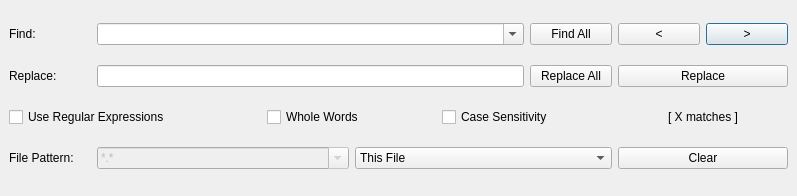
Old version of the form src/searchwidget.ui in the repository GAMS-dev/studio.
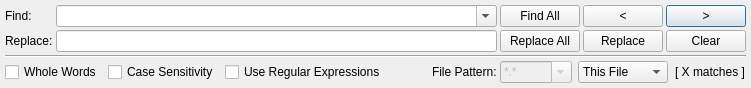
New version of the form.

Commit message:
tweaked layout and positioning of search widget,
tweaked size of settings widget

```diff
--- a/src/searchwidget.ui
+++ b/src/searchwidget.ui
@@ -6,8 +6,8 @@
    <rect>
     <x>0</x>
     <y>0</y>
-    <width>797</width>
-    <height>196</height>
+    <width>1121</width>
+    <height>132</height>
    </rect>
   </property>
   <property name="windowTitle">
@@ -17,15 +17,32 @@
    <bool>true</bool>
   </property>
   <layout class="QGridLayout" name="gridLayout">
-   <item row="0" column="0">
-    <widget class="QLabel" name="label">
-     <property name="text">
-      <string>Find:</string>
-     </property>
-    </widget>
-   </item>
-   <item row="0" column="1" colspan="5">
+   <property name="sizeConstraint">
+    <enum>QLayout::SetFixedSize</enum>
+   </property>
+   <property name="leftMargin">
+    <number>5</number>
+   </property>
+   <property name="topMargin">
+    <number>5</number>
+   </property>
+   <property name="rightMargin">
+    <number>5</number>
+   </property>
+   <property name="bottomMargin">
+    <number>5</number>
+   </property>
+   <property name="spacing">
+    <number>3</number>
+   </property>
+   <item row="0" column="1">
     <widget class="QComboBox" name="combo_search">
+     <property name="sizePolicy">
+      <sizepolicy hsizetype="Expanding" vsizetype="Preferred">
+       <horstretch>9</horstretch>
+       <verstretch>0</verstretch>
+      </sizepolicy>
+     </property>
      <property name="editable">
       <bool>true</bool>
      </property>
@@ -34,11 +51,58 @@
      </property>
     </widget>
    </item>
-   <item row="0" column="6">
+   <item row="0" column="0">
+    <widget class="QLabel" name="label">
+     <property name="text">
+      <string>Find:</string>
+     </property>
+    </widget>
+   </item>
+   <item row="1" column="4">
+    <widget class="QPushButton" name="btn_clear">
+     <property name="enabled">
+      <bool>true</bool>
+     </property>
+     <property name="sizePolicy">
+      <sizepolicy hsizetype="Minimum" vsizetype="Preferred">
+       <horstretch>0</horstretch>
+       <verstretch>0</verstretch>
+      </sizepolicy>
+     </property>
+     <property name="toolTip">
+      <string>&lt;html&gt;&lt;head/&gt;&lt;body&gt;&lt;p&gt;Clears all marked matches.&lt;/p&gt;&lt;/body&gt;&lt;/html&gt;</string>
+     </property>
+     <property name="text">
+      <string>Clear</string>
+     </property>
+     <property name="checkable">
+      <bool>false</bool>
+     </property>
+     <property name="checked">
+      <bool>false</bool>
+     </property>
+     <property name="autoDefault">
+      <bool>false</bool>
+     </property>
+     <property name="default">
+      <bool>false</bool>
+     </property>
+     <property name="flat">
+      <bool>false</bool>
+     </property>
+    </widget>
+   </item>
+   <item row="0" column="2">
     <widget class="QPushButton" name="btn_FindAll">
      <property name="enabled">
       <bool>true</bool>
      </property>
+     <property name="sizePolicy">
+      <sizepolicy hsizetype="Minimum" vsizetype="Preferred">
+       <horstretch>0</horstretch>
+       <verstretch>0</verstretch>
+      </sizepolicy>
+     </property>
      <property name="toolTip">
       <string>&lt;html&gt;&lt;head/&gt;&lt;body&gt;&lt;p&gt;Start search in chosen scope&lt;/p&gt;&lt;/body&gt;&lt;/html&gt;</string>
      </property>
@@ -50,8 +114,80 @@
      </property>
     </widget>
    </item>
-   <item row="0" column="7">
+   <item row="3" column="0" colspan="2">
+    <layout class="QHBoxLayout" name="horizontalLayout">
+     <property name="topMargin">
+      <number>0</number>
+     </property>
+     <item>
+      <widget class="QCheckBox" name="cb_wholeWords">
+       <property name="enabled">
+        <bool>true</bool>
+       </property>
+       <property name="text">
+        <string>Whole Words</string>
+       </property>
+       <property name="checkable">
+        <bool>true</bool>
+       </property>
+      </widget>
+     </item>
+     <item>
+      <widget class="QCheckBox" name="cb_caseSens">
+       <property name="enabled">
+        <bool>true</bool>
+       </property>
+       <property name="text">
+        <string>Case Sensitivity</string>
+       </property>
+       <property name="checkable">
+        <bool>true</bool>
+       </property>
+      </widget>
+     </item>
+     <item>
+      <widget class="QCheckBox" name="cb_regex">
+       <property name="enabled">
+        <bool>true</bool>
+       </property>
+       <property name="text">
+        <string>Use Regular Expressions</string>
+       </property>
+       <property name="checkable">
+        <bool>true</bool>
+       </property>
+      </widget>
+     </item>
+     <item>
+      <spacer name="horizontalSpacer">
+       <property name="orientation">
+        <enum>Qt::Horizontal</enum>
+       </property>
+       <property name="sizeHint" stdset="0">
+        <size>
+         <width>40</width>
+         <height>20</height>
+        </size>
+       </property>
+      </spacer>
+     </item>
+     <item>
+      <widget class="QLabel" name="label_3">
+       <property name="text">
+        <string>File Pattern:</string>
+       </property>
+      </widget>
+     </item>
+    </layout>
+   </item>
+   <item row="0" column="3">
     <widget class="QPushButton" name="btn_back">
+     <property name="sizePolicy">
+      <sizepolicy hsizetype="Minimum" vsizetype="Preferred">
+       <horstretch>0</horstretch>
+       <verstretch>0</verstretch>
+      </sizepolicy>
+     </property>
      <property name="toolTip">
       <string>&lt;html&gt;&lt;head/&gt;&lt;body&gt;&lt;p&gt;Search backwards&lt;/p&gt;&lt;p&gt;Shortcut: &lt;span style=&quot; font-weight:600;&quot;&gt;Shift + F3&lt;/span&gt;&lt;/p&gt;&lt;/body&gt;&lt;/html&gt;</string>
      </property>
@@ -63,8 +199,14 @@
      </property>
     </widget>
    </item>
-   <item row="0" column="8">
+   <item row="0" column="4">
     <widget class="QPushButton" name="btn_forward">
+     <property name="sizePolicy">
+      <sizepolicy hsizetype="Minimum" vsizetype="Preferred">
+       <horstretch>0</horstretch>
+       <verstretch>0</verstretch>
+      </sizepolicy>
+     </property>
      <property name="toolTip">
       <string>&lt;html&gt;&lt;head/&gt;&lt;body&gt;&lt;p&gt;Search forward&lt;/p&gt;&lt;p&gt;Shortcut: &lt;span style=&quot; font-weight:600;&quot;&gt;F3&lt;/span&gt; or &lt;span style=&quot; font-weight:600;&quot;&gt;Return&lt;/span&gt;&lt;/p&gt;&lt;/body&gt;&lt;/html&gt;</string>
      </property>
@@ -83,18 +225,30 @@
      </property>
     </widget>
    </item>
-   <item row="1" column="1" colspan="5">
+   <item row="1" column="1">
     <widget class="QLineEdit" name="txt_replace">
+     <property name="sizePolicy">
+      <sizepolicy hsizetype="Expanding" vsizetype="Preferred">
+       <horstretch>9</horstretch>
+       <verstretch>0</verstretch>
+      </sizepolicy>
+     </property>
      <property name="clearButtonEnabled">
       <bool>true</bool>
      </property>
     </widget>
    </item>
-   <item row="1" column="6">
+   <item row="1" column="2">
     <widget class="QPushButton" name="btn_ReplaceAll">
      <property name="enabled">
       <bool>true</bool>
      </property>
+     <property name="sizePolicy">
+      <sizepolicy hsizetype="Minimum" vsizetype="Preferred">
+       <horstretch>0</horstretch>
+       <verstretch>0</verstretch>
+      </sizepolicy>
+     </property>
      <property name="toolTip">
       <string>&lt;html&gt;&lt;head/&gt;&lt;body&gt;&lt;p&gt;Replaces all occurences of the search term &lt;span style=&quot; font-weight:600;&quot;&gt;in this file only&lt;/span&gt;.&lt;/p&gt;&lt;/body&gt;&lt;/html&gt;</string>
      </property>
@@ -118,11 +272,17 @@
      </property>
     </widget>
    </item>
-   <item row="1" column="7" colspan="2">
+   <item row="1" column="3">
     <widget class="QPushButton" name="btn_Replace">
      <property name="enabled">
       <bool>true</bool>
      </property>
+     <property name="sizePolicy">
+      <sizepolicy hsizetype="Minimum" vsizetype="Preferred">
+       <horstretch>0</horstretch>
+       <verstretch>0</verstretch>
+      </sizepolicy>
+     </property>
      <property name="toolTip">
       <string>&lt;html&gt;&lt;head/&gt;&lt;body&gt;&lt;p&gt;Replaces the currently selected match.&lt;/p&gt;&lt;/body&gt;&lt;/html&gt;</string>
      </property>
@@ -134,151 +294,94 @@
      </property>
     </widget>
    </item>
-   <item row="2" column="0" colspan="3">
-    <widget class="QCheckBox" name="cb_regex">
-     <property name="enabled">
-      <bool>true</bool>
+   <item row="3" column="2" colspan="3">
+    <layout class="QHBoxLayout" name="horizontalLayout_2">
+     <property name="topMargin">
+      <number>0</number>
      </property>
-     <property name="text">
-      <string>Use Regular Expressions</string>
-     </property>
-     <property name="checkable">
-      <bool>true</bool>
-     </property>
-    </widget>
-   </item>
-   <item row="2" column="3" colspan="2">
-    <widget class="QCheckBox" name="cb_wholeWords">
-     <property name="enabled">
-      <bool>true</bool>
-     </property>
-     <property name="text">
-      <string>Whole Words</string>
-     </property>
-     <property name="checkable">
-      <bool>true</bool>
-     </property>
-    </widget>
-   </item>
-   <item row="2" column="5" colspan="2">
-    <widget class="QCheckBox" name="cb_caseSens">
-     <property name="enabled">
-      <bool>true</bool>
-     </property>
-     <property name="text">
-      <string>Case Sensitivity</string>
-     </property>
-     <property name="checkable">
-      <bool>true</bool>
-     </property>
-    </widget>
-   </item>
-   <item row="2" column="7" colspan="2">
-    <widget class="QLabel" name="lbl_nrResults">
-     <property name="frameShape">
-      <enum>QFrame::NoFrame</enum>
-     </property>
-     <property name="text">
-      <string>[ X matches ]</string>
-     </property>
-     <property name="alignment">
-      <set>Qt::AlignCenter</set>
-     </property>
-    </widget>
-   </item>
-   <item row="3" column="4" colspan="3">
-    <widget class="QComboBox" name="combo_scope">
-     <property name="toolTip">
-      <string>&lt;html&gt;&lt;head/&gt;&lt;body&gt;&lt;p&gt;Scope of where to search.&lt;/p&gt;&lt;p&gt;&lt;span style=&quot; font-weight:600;&quot;&gt;This File:&lt;/span&gt; Searches only the file which is currently opened in the editor.&lt;/p&gt;&lt;p&gt;&lt;span style=&quot; font-weight:600;&quot;&gt;This Group:&lt;/span&gt; Searches files related to the group which is currently active.&lt;/p&gt;&lt;p&gt;&lt;span style=&quot; font-weight:600;&quot;&gt;Open Tabs:&lt;/span&gt; Searches all files that have open editors.&lt;/p&gt;&lt;p&gt;&lt;span style=&quot; font-weight:600;&quot;&gt;All Files:&lt;/span&gt; Searches all files that appear in the project explorer.&lt;/p&gt;&lt;/body&gt;&lt;/html&gt;</string>
-     </property>
      <item>
-      <property name="text">
-       <string>This File</string>
-      </property>
+      <widget class="QComboBox" name="combo_filePattern">
+       <property name="enabled">
+        <bool>false</bool>
+       </property>
+       <property name="toolTip">
+        <string>&lt;html&gt;&lt;head/&gt;&lt;body&gt;&lt;p&gt;Sets a filter for filenames using wildcard syntax.&lt;/p&gt;&lt;p&gt;Examples: &amp;quot;&lt;span style=&quot; font-weight:600;&quot;&gt;trnsport&lt;/span&gt;&amp;quot; to search in all files with that name including any extension, &amp;quot;&lt;span style=&quot; font-weight:600;&quot;&gt;*.gms&lt;/span&gt;&amp;quot; to search in all gms files.&lt;/p&gt;&lt;p&gt;Does &lt;span style=&quot; font-weight:600;&quot;&gt;not&lt;/span&gt; support list of filters yet (like &amp;quot;&lt;span style=&quot; font-weight:600;&quot;&gt;*.gms, *.lst&lt;/span&gt;&amp;quot;).&lt;/p&gt;&lt;p&gt;Note: GDX files are always excluded and cannot be searched.&lt;/p&gt;&lt;/body&gt;&lt;/html&gt;</string>
+       </property>
+       <property name="editable">
+        <bool>true</bool>
+       </property>
+       <item>
+        <property name="text">
+         <string>*.*</string>
+        </property>
+       </item>
+       <item>
+        <property name="text">
+         <string>*.gms</string>
+        </property>
+       </item>
+       <item>
+        <property name="text">
+         <string>*.log</string>
+        </property>
+       </item>
+       <item>
+        <property name="text">
+         <string>*.lst</string>
+        </property>
+       </item>
+      </widget>
      </item>
      <item>
-      <property name="text">
-       <string>This Group</string>
-      </property>
+      <widget class="QComboBox" name="combo_scope">
+       <property name="toolTip">
+        <string>&lt;html&gt;&lt;head/&gt;&lt;body&gt;&lt;p&gt;Scope of where to search.&lt;/p&gt;&lt;p&gt;&lt;span style=&quot; font-weight:600;&quot;&gt;This File:&lt;/span&gt; Searches only the file which is currently opened in the editor.&lt;/p&gt;&lt;p&gt;&lt;span style=&quot; font-weight:600;&quot;&gt;This Group:&lt;/span&gt; Searches files related to the group which is currently active.&lt;/p&gt;&lt;p&gt;&lt;span style=&quot; font-weight:600;&quot;&gt;Open Tabs:&lt;/span&gt; Searches all files that have open editors.&lt;/p&gt;&lt;p&gt;&lt;span style=&quot; font-weight:600;&quot;&gt;All Files:&lt;/span&gt; Searches all files that appear in the project explorer.&lt;/p&gt;&lt;/body&gt;&lt;/html&gt;</string>
+       </property>
+       <item>
+        <property name="text">
+         <string>This File</string>
+        </property>
+       </item>
+       <item>
+        <property name="text">
+         <string>This Group</string>
+        </property>
+       </item>
+       <item>
+        <property name="text">
+         <string>Open Tabs</string>
+        </property>
+       </item>
+       <item>
+        <property name="text">
+         <string>All Files</string>
+        </property>
+       </item>
+      </widget>
      </item>
      <item>
-      <property name="text">
-       <string>Open Tabs</string>
-      </property>
+      <widget class="QLabel" name="lbl_nrResults">
+       <property name="frameShape">
+        <enum>QFrame::NoFrame</enum>
+       </property>
+       <property name="text">
+        <string>[ X matches ]</string>
+       </property>
+       <property name="alignment">
+        <set>Qt::AlignCenter</set>
+       </property>
+      </widget>
      </item>
-     <item>
-      <property name="text">
-       <string>All Files</string>
-      </property>
-     </item>
-    </widget>
+    </layout>
    </item>
-   <item row="3" column="7" colspan="2">
-    <widget class="QPushButton" name="btn_clear">
-     <property name="enabled">
-      <bool>true</bool>
+   <item row="2" column="0" colspan="5">
+    <widget class="Line" name="line">
+     <property name="frameShadow">
+      <enum>QFrame::Sunken</enum>
      </property>
-     <property name="toolTip">
-      <string>&lt;html&gt;&lt;head/&gt;&lt;body&gt;&lt;p&gt;Clears all marked matches.&lt;/p&gt;&lt;/body&gt;&lt;/html&gt;</string>
+     <property name="orientation">
+      <enum>Qt::Horizontal</enum>
      </property>
-     <property name="text">
-      <string>Clear</string>
-     </property>
-     <property name="checkable">
-      <bool>false</bool>
-     </property>
-     <property name="checked">
-      <bool>false</bool>
-     </property>
-     <property name="autoDefault">
-      <bool>false</bool>
-     </property>
-     <property name="default">
-      <bool>false</bool>
-     </property>
-     <property name="flat">
-      <bool>false</bool>
-     </property>
-    </widget>
-   </item>
-   <item row="3" column="0">
-    <widget class="QLabel" name="label_3">
-     <property name="text">
-      <string>File Pattern:</string>
-     </property>
-    </widget>
-   </item>
-   <item row="3" column="1" colspan="3">
-    <widget class="QComboBox" name="combo_filePattern">
-     <property name="enabled">
-      <bool>false</bool>
-     </property>
-     <property name="toolTip">
-      <string>&lt;html&gt;&lt;head/&gt;&lt;body&gt;&lt;p&gt;Sets a filter for filenames using wildcard syntax.&lt;/p&gt;&lt;p&gt;Examples: &amp;quot;&lt;span style=&quot; font-weight:600;&quot;&gt;trnsport&lt;/span&gt;&amp;quot; to search in all files with that name including any extension, &amp;quot;&lt;span style=&quot; font-weight:600;&quot;&gt;*.gms&lt;/span&gt;&amp;quot; to search in all gms files.&lt;/p&gt;&lt;p&gt;Does &lt;span style=&quot; font-weight:600;&quot;&gt;not&lt;/span&gt; support list of filters yet (like &amp;quot;&lt;span style=&quot; font-weight:600;&quot;&gt;*.gms, *.lst&lt;/span&gt;&amp;quot;).&lt;/p&gt;&lt;p&gt;Note: GDX files are always excluded and cannot be searched.&lt;/p&gt;&lt;/body&gt;&lt;/html&gt;</string>
-     </property>
-     <property name="editable">
-      <bool>true</bool>
-     </property>
-     <item>
-      <property name="text">
-       <string>*.*</string>
-      </property>
-     </item>
-     <item>
-      <property name="text">
-       <string>*.gms</string>
-      </property>
-     </item>
-     <item>
-      <property name="text">
-       <string>*.log</string>
-      </property>
-     </item>
-     <item>
-      <property name="text">
-       <string>*.lst</string>
-      </property>
-     </item>
     </widget>
    </item>
   </layout>
```
Left out of the diff: 6 changed lines with no effect on the pictures. The commit also changes 3 other files.
